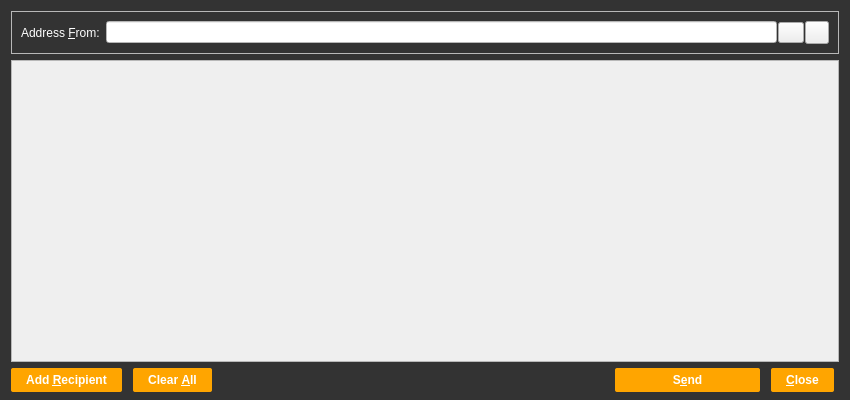
First picture: the form in src/qt/forms/sendmessagesdialog.ui, repository SpectreSecurityCoin/SpectreSecurityCoin, before the edit.
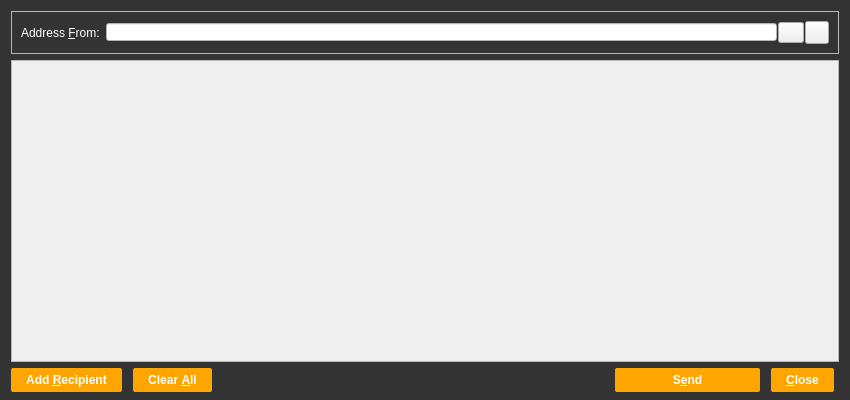
Second picture: the form after the edit. Icons and pictures are not drawn. Custom widgets are drawn as their Qt base class.

What changed in the file:
```diff
--- a/src/qt/forms/sendmessagesdialog.ui
+++ b/src/qt/forms/sendmessagesdialog.ui
@@ -65,7 +65,8 @@
          <widget class="QValidatedLineEdit" name="addressFrom">
           <property name="styleSheet">
            <string notr="true">background-color: rgb(255, 255, 255);
-color: rgb(0, 0, 0);</string>
+color: rgb(0, 0, 0);
+padding-left:5px;</string>
           </property>
          </widget>
         </item>
```
Left out of the diff: 2 changed lines with no effect on the pictures.
